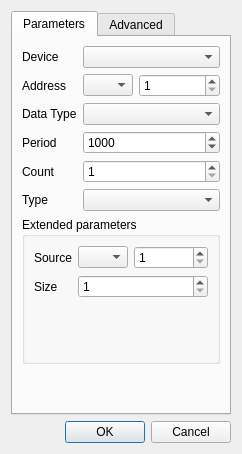
The window that src/server/gui/dialogs/server_dialogaction.ui (serhmarch/ModbusTools) describes before a commit, drawn with Qt 5.
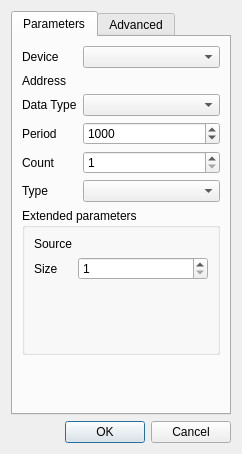
The same window after the commit. The open tabs and pages were chosen to show the change.

Commit message: Added IEC61131-Hex item address type

```diff
--- a/src/server/gui/dialogs/server_dialogaction.ui
+++ b/src/server/gui/dialogs/server_dialogaction.ui
@@ -43,36 +43,6 @@
            </property>
           </widget>
          </item>
-         <item row="1" column="1">
-          <layout class="QHBoxLayout" name="horizontalLayout" stretch="0,1">
-           <item>
-            <widget class="QComboBox" name="cmbAdrType">
-             <property name="sizePolicy">
-              <sizepolicy hsizetype="Minimum" vsizetype="Fixed">
-               <horstretch>0</horstretch>
-               <verstretch>0</verstretch>
-              </sizepolicy>
-             </property>
-             <property name="maximumSize">
-              <size>
-               <width>50</width>
-               <height>16777215</height>
-              </size>
-             </property>
-            </widget>
-           </item>
-           <item>
-            <widget class="QSpinBox" name="spOffset">
-             <property name="minimum">
-              <number>1</number>
-             </property>
-             <property name="maximum">
-              <number>465535</number>
-             </property>
-            </widget>
-           </item>
-          </layout>
-         </item>
          <item row="2" column="0">
           <widget class="QLabel" name="label_3">
            <property name="text">
@@ -283,36 +253,6 @@
                 </property>
                </widget>
               </item>
-              <item row="0" column="1">
-               <layout class="QHBoxLayout" name="horizontalLayout_2" stretch="0,1">
-                <item>
-                 <widget class="QComboBox" name="cmbCopySourceAdrType">
-                  <property name="sizePolicy">
-                   <sizepolicy hsizetype="Minimum" vsizetype="Fixed">
-                    <horstretch>0</horstretch>
-                    <verstretch>0</verstretch>
-                   </sizepolicy>
-                  </property>
-                  <property name="maximumSize">
-                   <size>
-                    <width>50</width>
-                    <height>16777215</height>
-                   </size>
-                  </property>
-                 </widget>
-                </item>
-                <item>
-                 <widget class="QSpinBox" name="spCopySourceOffset">
-                  <property name="minimum">
-                   <number>1</number>
-                  </property>
-                  <property name="maximum">
-                   <number>465535</number>
-                  </property>
-                 </widget>
-                </item>
-               </layout>
-              </item>
               <item row="1" column="0">
                <widget class="QLabel" name="label_17">
                 <property name="text">
@@ -333,6 +273,19 @@
                 </property>
                </widget>
               </item>
+              <item row="2" column="1">
+               <spacer name="verticalSpacer_3">
+                <property name="orientation">
+                 <enum>Qt::Vertical</enum>
+                </property>
+                <property name="sizeHint" stdset="0">
+                 <size>
+                  <width>20</width>
+                  <height>40</height>
+                 </size>
+                </property>
+               </spacer>
+              </item>
              </layout>
             </widget>
            </widget>
```
The commit also changes 25 other files.
